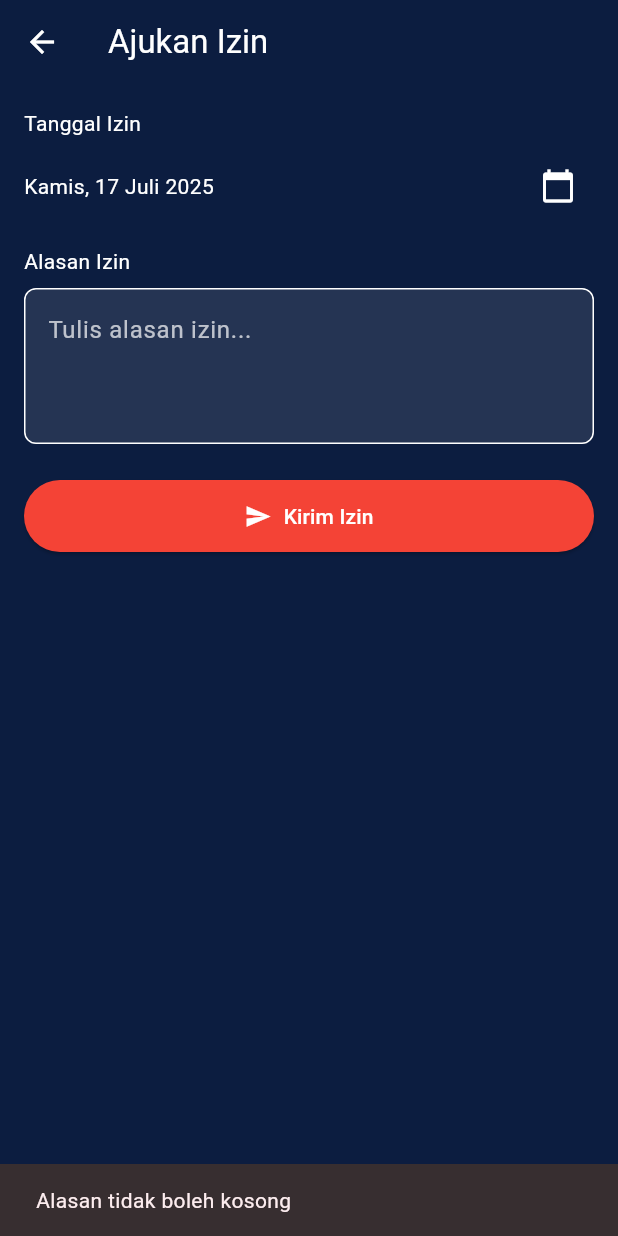
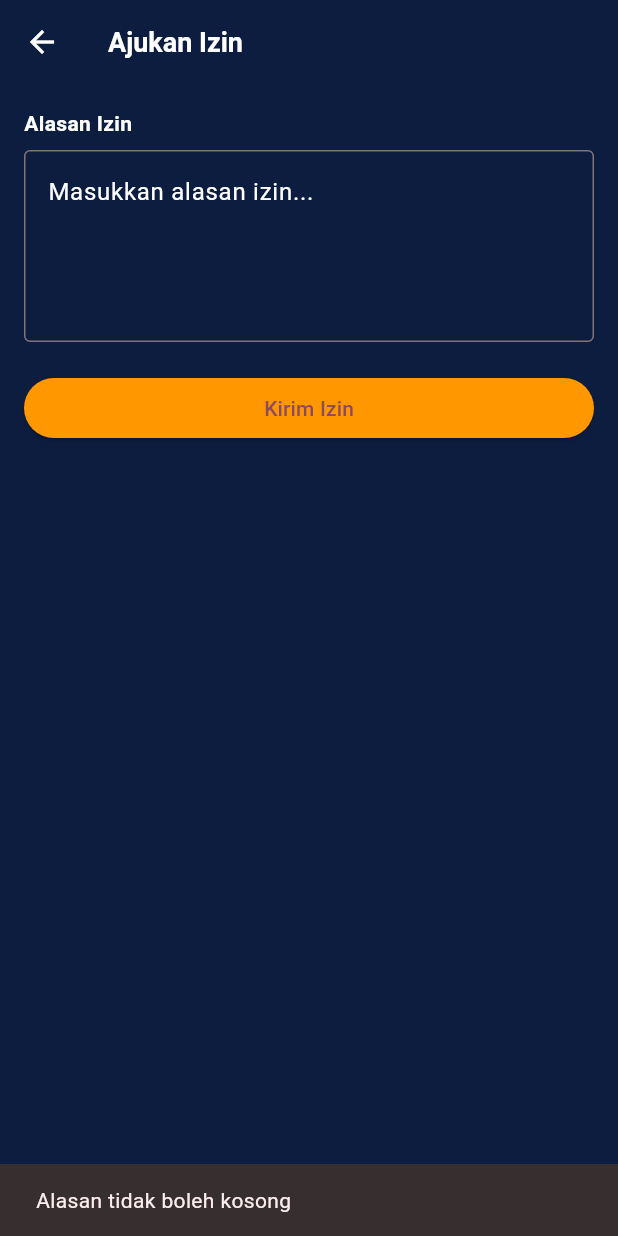
Before and after one commit to dindahanifa/projectabsen, a Flutter app: the AjukanIzinScreen screen opened directly, after a tap on "Kirim Izin", on a phone screen of 412 x 824 dp. Run offline on Flutter 3.47's test engine with Material 3 defaults, Android fonts, the phone set to English and light mode, and no system bars; our stand-ins replace geocoding, geolocator, google_maps_flutter, image_picker, pin_code_fields, shared_preferences and 2 more; accounts and stored records are empty; Roboto replaces fonts that are missing (Intern, Poppins).

```diff
--- a/lib/aplikasi/ajukan_izin.dart
+++ b/lib/aplikasi/ajukan_izin.dart
@@ -1,8 +1,7 @@
+// Copyright (c) 2025 Dinda Hanifa. All rights reserved.
+
 import 'package:flutter/material.dart';
-import 'package:intl/intl.dart';
-import 'package:shared_preferences/shared_preferences.dart';
-import 'package:projectabsen/model/ajukanIzin_request.dart';
-import 'package:projectabsen/api/api_absen.dart';
+import 'package:projectabsen/widgets/base_scaffold.dart';
 
 class AjukanIzinScreen extends StatefulWidget {
   const AjukanIzinScreen({super.key});
@@ -12,156 +11,67 @@ class AjukanIzinScreen extends StatefulWidget {
 }
 
 class _AjukanIzinScreenState extends State<AjukanIzinScreen> {
-  //
   final TextEditingController _alasanController = TextEditingController();
-  DateTime _selectedDate = DateTime.now();
-  bool _isLoading = false;
-  String _token = '';
 
-  @override
-  void initState() {
-    super.initState();
-    _loadToken();
-  }
-
-  // Mengambil token
-  Future<void> _loadToken() async {
-    final prefs = await SharedPreferences.getInstance();
-    setState(() {
-      _token = prefs.getString('token') ?? '';
-    });
-  }
-
-  // Memanggil API untuk izin
-  Future<void> _submitIzin() async {
-    if (_alasanController.text.isEmpty) {
+  void _kirimIzin() {
+    final alasan = _alasanController.text.trim();
+    if (alasan.isEmpty) {
       ScaffoldMessenger.of(context).showSnackBar(
-        const SnackBar(content: Text('Alasan tidak boleh kosong')),
+        const SnackBar(content: Text("Alasan tidak boleh kosong")),
       );
       return;
     }
 
-    setState(() => _isLoading = true);
+    // Kirim ke API di sini (simulasi)
+    ScaffoldMessenger.of(context).showSnackBar(
+      const SnackBar(content: Text("Izin berhasil diajukan")),
+    );
 
-    try {
-      final izinRequest = AjukanIzinRequest(
-        date: DateFormat('yyyy-MM-dd').format(_selectedDate),
-        alasanIzin: _alasanController.text,
-      );
-      await AbsenService.ajukanIzin(izinRequest, _token);
-      if (mounted) {
-        ScaffoldMessenger.of(context).showSnackBar(
-          const SnackBar(content: Text('Izin berhasil diajukan')),
-        );
-        Navigator.pop(context);
-      }
-    } catch (e) {
-      ScaffoldMessenger.of(context).showSnackBar(
-        SnackBar(content: Text('Gagal mengajukan izin: $e')),
-      );
-    } finally {
-      setState(() => _isLoading = false);
-    }
+    _alasanController.clear();
   }
 
-  // untuk milih data sesuai tanggal
-  Future<void> _selectDate() async {
-    final picked = await showDatePicker(
-      context: context,
-      initialDate: _selectedDate,
-      firstDate: DateTime(2023),
-      lastDate: DateTime.now().add(const Duration(days: 30)),
-    );
-
-    if (picked != null && picked != _selectedDate) {
-      setState(() => _selectedDate = picked);
-    }
+  @override
+  void dispose() {
+    _alasanController.dispose();
+    super.dispose();
   }
 
   @override
   Widget build(BuildContext context) {
-    return Scaffold(
-      appBar: AppBar(
-        title: const Text(
-          'Ajukan Izin',
-          style: TextStyle(color: Colors.white, fontFamily: 'Intern'),
-        ),
+    return BaseScaffold(
+      title: const Text('Ajukan Izin'),
+      appBarColor: Color(0xFF0C1D40),
+      titleColor: Colors.white,
       backgroundColor: const Color(0xFF0C1D40),
-        iconTheme: const IconThemeData(color: Colors.white),
-      ),
-      backgroundColor: const Color(0xFF0C1D40),
-      body: Padding(
-        // Form ajukan izin
+      child: SingleChildScrollView(
         padding: const EdgeInsets.all(16.0),
-        child: _isLoading
-            ? const Center(child: CircularProgressIndicator())
-            : Column(
+        child: Column(
           crossAxisAlignment: CrossAxisAlignment.start,
           children: [
-                  const Text('Tanggal Izin', style: TextStyle(color: Colors.white)),
-                  const SizedBox(height: 8),
-                  Row(
-                    children: [
-                      Expanded(
-                        child: Text(
-                          DateFormat('EEEE, dd MMMM yyyy', 'id_ID').format(_selectedDate),
-                          style: const TextStyle(color: Colors.white),
+            const Text(
+              "Alasan Izin",
+              style: TextStyle(fontWeight: FontWeight.bold, color: Colors.white),
             ),
-                      ),
-                      IconButton(
-                        icon: const Icon(Icons.calendar_today, color: Colors.white),
-                        onPressed: _selectDate,
-                      ),
-                    ],
-                  ),
-                  const SizedBox(height: 16),
-                  const Text('Alasan Izin', style: TextStyle(color: Colors.white)),
             const SizedBox(height: 8),
             TextField(
               controller: _alasanController,
-                    maxLines: 3,
-                    style: const TextStyle(color: Colors.white),
+              maxLines: 4,
+              style: TextStyle(color: Colors.white),
               decoration: InputDecoration(
-                      hintText: 'Tulis alasan izin...',
-                      hintStyle: const TextStyle(color: Colors.white70),
-                      filled: true,
-                      fillColor: Colors.white10,
-                      enabledBorder: OutlineInputBorder(
-                        borderSide: const BorderSide(color: Colors.white),
-                        borderRadius: BorderRadius.circular(8),
-                      ),
-                      focusedBorder: OutlineInputBorder(
-                        borderSide: const BorderSide(color: Colors.amberAccent),
-                        borderRadius: BorderRadius.circular(8),
+                hintText: "Masukkan alasan izin...",
+                hintStyle:TextStyle(color: Colors.white),
+                border: OutlineInputBorder(borderSide: BorderSide(color: Colors.white)),
               ),
             ),
-                  ),
-                  // Untuk mengirim izin
-                  const SizedBox(height: 24),
+            const SizedBox(height: 20),
             SizedBox(
               width: double.infinity,
-                    child: ElevatedButton.icon(
-                      icon: const Icon(Icons.send, color: Colors.white),
-                      label: const Text('Kirim Izin'),
-                      onPressed: _submitIzin,
-                      style: ElevatedButton.styleFrom(
-                        backgroundColor: Colors.red,
-                        foregroundColor: Colors.white,
-                        padding: const EdgeInsets.symmetric(vertical: 14),
+              child: ElevatedButton(
+                onPressed: _kirimIzin,
+                style: ElevatedButton.styleFrom(backgroundColor: Colors.orange),
+                child: const Text("Kirim Izin"),
               ),
             ),
-                  ),
-                  const Spacer(),
-                  const Align(
-                    alignment: Alignment.center,
-                    child: Padding(
-                      padding: EdgeInsets.only(bottom: 8.0),
-                      child: Text(
-                        'Copyright © 2025 Dinda Hanifa',
-                        style: TextStyle(color: Colors.white60, fontSize: 12),
-                      ),
-                    ),
-                  )
           ],
         ),
       ),
--- a/lib/aplikasi/edit_profil_absen.dart
+++ b/lib/aplikasi/edit_profil_absen.dart
@@ -263,7 +263,7 @@ class _EditProfilScreenState extends State<EditProfilScreen> {
                           ),
                         ],
                       ),
-                      // untu
+
                       _buildTrainingInfo(),
                       const SizedBox(height: 24),
                       ElevatedButton.icon(
@@ -320,17 +320,6 @@ class _EditProfilScreenState extends State<EditProfilScreen> {
                           foregroundColor: Colors.white,
                           padding: const EdgeInsets.symmetric(horizontal: 24, vertical: 12),
                           shape: RoundedRectangleBorder(borderRadius: BorderRadius.circular(8)),
-                        ),
-                      ),
-                      const Spacer(),
-                      const Align(
-                        alignment: Alignment.center,
-                        child: Padding(
-                          padding: EdgeInsets.only(top: 16.0, bottom: 8.0),
-                          child: Text(
-                            '© 2025 Dinda Hanifa',
-                            style: TextStyle(color: Colors.white60, fontSize: 12),
-                          ),
                         ),
                       ),
                     ],
--- a/lib/aplikasi/riwayat_absen.dart
+++ b/lib/aplikasi/riwayat_absen.dart
@@ -156,11 +156,12 @@ class _RiwayatAbsenScreenState extends State<RiwayatAbsenScreen> {
                             child: ChoiceChip(
                               label: Text(month),
                               selected: isSelected,
-                              selectedColor: Colors.white,
+                              selectedColor: const Color(0XFFDDEB9D),
+                              backgroundColor: Colors.white,
                               labelStyle: TextStyle(
                                 color: isSelected
                                     ? Colors.black
-                                    : const Color(0XFFFFCF50),
+                                    : Colors.black,
                                 fontWeight: isSelected
                                     ? FontWeight.bold
                                     : FontWeight.normal,
@@ -191,7 +192,7 @@ class _RiwayatAbsenScreenState extends State<RiwayatAbsenScreen> {
                               style: Theme.of(context)
                                   .textTheme
                                   .bodyLarge
-                                  ?.copyWith(color: Colors.white))),
+                                  ?.copyWith(color: Color(0XFFFDF5AA)))),
                     ),
                   const SizedBox(height: 24),
 
--- a/lib/aplikasi/user_absen.dart
+++ b/lib/aplikasi/user_absen.dart
@@ -216,6 +216,7 @@ class _UserScreenState extends State<UserScreen> {
           ),
           SingleChildScrollView(
             padding: EdgeInsets.all(32),
+
             child: Column(
               children: [
                 SizedBox(height: 80),
@@ -356,7 +357,7 @@ class _UserScreenState extends State<UserScreen> {
       decoration: BoxDecoration(
         borderRadius: BorderRadius.circular(30),
         gradient: LinearGradient(
-          colors: [Color(0xFFB0D9EE), Color(0xFF86B9E7)],
+          colors: [Color(0XFFFDF5AA), Color(0xFFFFCF50), Color(0XFFFDF5AA)],
           begin: Alignment.topLeft,
           end: Alignment.bottomRight,
         ),
--- /dev/null
+++ b/lib/widgets/base_scaffold.dart
@@ -0,0 +1,59 @@
+// Copyright (c) 2025 Dinda Hanifa. All rights reserved.
+
+import 'package:flutter/material.dart';
+
+class BaseScaffold extends StatelessWidget {
+  final Widget child;
+  final Widget? title;
+  final Color backgroundColor;
+  final Color appBarColor;
+  final Color titleColor;
+  final List<Widget>? actions;
+  final Widget? floatingActionButton;
+  final bool showCopyright;
+
+  const BaseScaffold({
+    super.key,
+    required this.child,
+    this.title,
+    this.backgroundColor = Colors.white,
+    this.appBarColor = Colors.orange,
+    this.titleColor = Colors.white,
+    this.actions,
+    this.floatingActionButton,
+    this.showCopyright = true,
+  });
+
+  @override
+  Widget build(BuildContext context) {
+    return Scaffold(
+      backgroundColor: backgroundColor,
+      appBar: AppBar(
+        backgroundColor: appBarColor,
+        title: title != null
+            ? DefaultTextStyle(
+                style: TextStyle(color: titleColor, fontSize: 18, fontWeight: FontWeight.bold),
+                child: title!,
+              )
+            : null,
+        iconTheme: IconThemeData(color: titleColor),
+        actions: actions,
+      ),
+      floatingActionButton: floatingActionButton,
+      body: Column(
+        children: [
+          Expanded(child: child),
+          if (showCopyright)
+            const Padding(
+              padding: EdgeInsets.all(8.0),
+              child: Text(
+                '© 2025 Dinda Hanifa. All rights reserved.',
+                style: TextStyle(fontSize: 12, color: Colors.grey),
+                textAlign: TextAlign.center,
+              ),
+            ),
+        ],
+      ),
+    );
+  }
+}
```
Also changed, not shown: 10 other files. Lines whose indentation alone changed are shown as unchanged.
